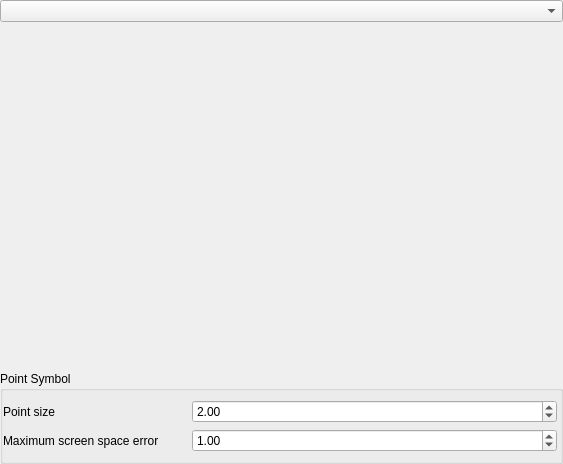
Before: the Qt Designer form src/ui/3d/qgspointcloud3dsymbolwidget.ui in carsmie/QGIS, drawn with Qt 5.
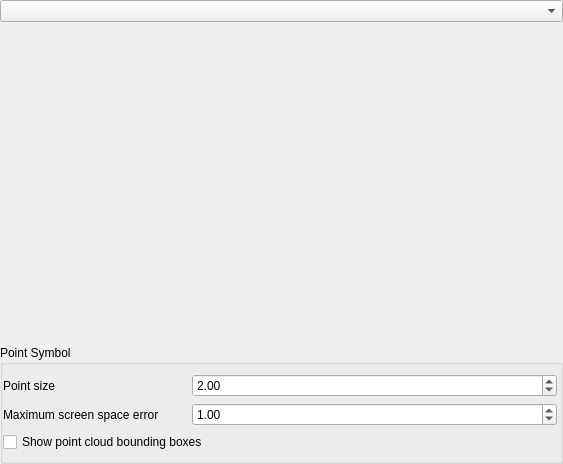
After: the same form once the commit is applied. Custom widgets are drawn as their Qt base class.

Diff of the .ui file:
```diff
--- a/src/ui/3d/qgspointcloud3dsymbolwidget.ui
+++ b/src/ui/3d/qgspointcloud3dsymbolwidget.ui
@@ -75,6 +75,13 @@
         </property>
        </widget>
       </item>
+      <item row="2" column="0" colspan="2">
+       <widget class="QCheckBox" name="mShowBoundingBoxesCheckBox">
+        <property name="text">
+         <string>Show point cloud bounding boxes</string>
+        </property>
+       </widget>
+      </item>
      </layout>
     </widget>
    </item>
@@ -461,16 +468,16 @@
   </layout>
  </widget>
  <customwidgets>
-  <customwidget>
-   <class>QgsPointCloudAttributeComboBox</class>
-   <extends>QComboBox</extends>
-   <header>qgspointcloudattributecombobox.h</header>
-  </customwidget>
   <customwidget>
    <class>QgsDoubleSpinBox</class>
    <extends>QDoubleSpinBox</extends>
    <header>qgsdoublespinbox.h</header>
   </customwidget>
+  <customwidget>
+   <class>QgsPointCloudAttributeComboBox</class>
+   <extends>QComboBox</extends>
+   <header>qgspointcloudattributecombobox.h</header>
+  </customwidget>
   <customwidget>
    <class>QgsColorRampShaderWidget</class>
    <extends>QWidget</extends>
```
Left out of the diff: 14 changed lines with no effect on the pictures.
